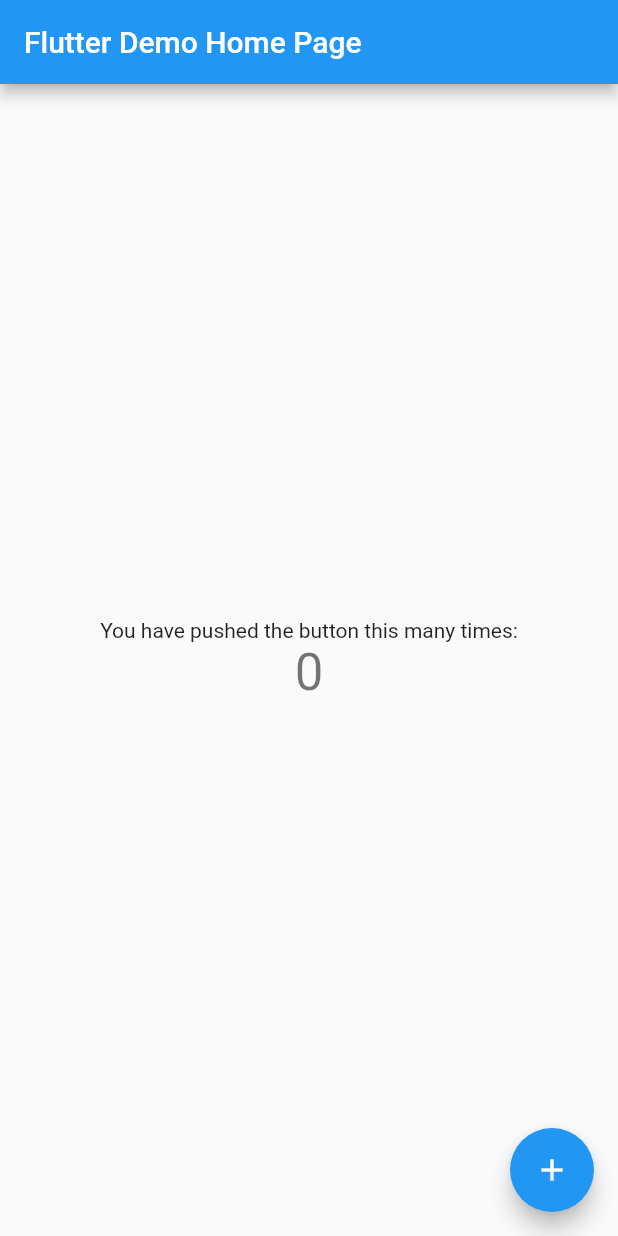
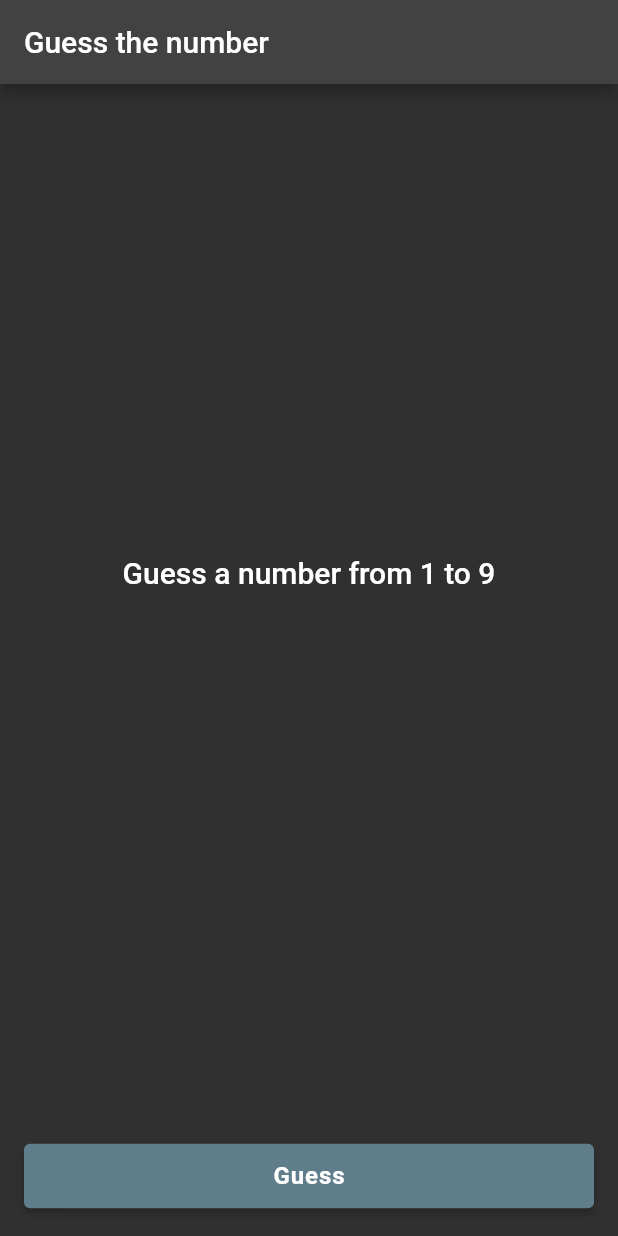
Before and after one commit to RafatMeraz/ostad-practice-projects, a Flutter app: the screen it shows after launch, on a phone screen of 412 x 824 dp. Run offline on Flutter 3.47's test engine with Material 2 defaults, Android fonts, the light colour scheme and no system bars.

Commit message:
guess the number project added

```diff
--- a/guess_the_number/lib/main.dart
+++ b/guess_the_number/lib/main.dart
@@ -1,115 +1,126 @@
+import 'dart:math';
+
 import 'package:flutter/material.dart';
 
+/*
+From this project, you will learn
+- Theme
+- use of function
+- Elevated button
+- Random from math
+- basic widgets like text, colum, expanded
+ */
+
 void main() {
-  runApp(const MyApp());
+  runApp(const GuessTheNumberApp());
 }
 
-class MyApp extends StatelessWidget {
-  const MyApp({super.key});
+class GuessTheNumberApp extends StatelessWidget {
+  const GuessTheNumberApp({Key? key}) : super(key: key);
 
-  // This widget is the root of your application.
   @override
   Widget build(BuildContext context) {
     return MaterialApp(
-      title: 'Flutter Demo',
       theme: ThemeData(
-        // This is the theme of your application.
-        //
-        // Try running your application with "flutter run". You'll see the
-        // application has a blue toolbar. Then, without quitting the app, try
-        // changing the primarySwatch below to Colors.green and then invoke
-        // "hot reload" (press "r" in the console where you ran "flutter run",
-        // or simply save your changes to "hot reload" in a Flutter IDE).
-        // Notice that the counter didn't reset back to zero; the application
-        // is not restarted.
-        primarySwatch: Colors.blue,
+        brightness: Brightness.light,
+        primarySwatch: Colors.purple,
+        elevatedButtonTheme: ElevatedButtonThemeData(
+          style: ElevatedButton.styleFrom(
+            padding: const EdgeInsets.symmetric(vertical: 12),
+            textStyle: const TextStyle(
+              fontSize: 16,
+              fontWeight: FontWeight.w600,
+              letterSpacing: .6,
+            ),
+          ),
+        ),
+        textTheme: const TextTheme(
+            // by default there are several default text styles like titleLarge
+            // you can access all of these by Theme.of(context).textTheme.yourDesireStyle
+            // even you can customize a previous style
+            ),
       ),
-      home: const MyHomePage(title: 'Flutter Demo Home Page'),
+      darkTheme: ThemeData(
+        primarySwatch: Colors.blueGrey,
+        brightness: Brightness.dark,
+        elevatedButtonTheme: ElevatedButtonThemeData(
+          style: ElevatedButton.styleFrom(
+            padding: const EdgeInsets.symmetric(vertical: 12),
+            textStyle: const TextStyle(
+              fontSize: 16,
+              fontWeight: FontWeight.w600,
+              letterSpacing: .6,
+            ),
+          ),
+        ),
+        textTheme: const TextTheme(
+            // by default there are several default text styles like titleLarge
+            // you can access all of these by Theme.of(context).textTheme.yourDesireStyle
+            // even you can customize a previous style
+            ),
+      ),
+      themeMode: ThemeMode.dark, //  you can change theme by changing value .light/.dark
+      home: const HomeScreen(),
     );
   }
 }
 
-class MyHomePage extends StatefulWidget {
-  const MyHomePage({super.key, required this.title});
-
-  // This widget is the home page of your application. It is stateful, meaning
-  // that it has a State object (defined below) that contains fields that affect
-  // how it looks.
-
-  // This class is the configuration for the state. It holds the values (in this
-  // case the title) provided by the parent (in this case the App widget) and
-  // used by the build method of the State. Fields in a Widget subclass are
-  // always marked "final".
-
-  final String title;
+class HomeScreen extends StatefulWidget {
+  const HomeScreen({Key? key}) : super(key: key);
 
   @override
-  State<MyHomePage> createState() => _MyHomePageState();
+  State<HomeScreen> createState() => _HomeScreenState();
 }
 
-class _MyHomePageState extends State<MyHomePage> {
-  int _counter = 0;
+class _HomeScreenState extends State<HomeScreen> {
+  int? number;
+  final Random random = Random();
 
-  void _incrementCounter() {
-    setState(() {
-      // This call to setState tells the Flutter framework that something has
-      // changed in this State, which causes it to rerun the build method below
-      // so that the display can reflect the updated values. If we changed
-      // _counter without calling setState(), then the build method would not be
-      // called again, and so nothing would appear to happen.
-      _counter++;
-    });
+  // this function used for the generating a random number 1..9 for guess
+  void guessNumber() {
+    number = random.nextInt(10); // here 10 in not included, means inclusive
+    setState(() {});
   }
 
   @override
   Widget build(BuildContext context) {
-    // This method is rerun every time setState is called, for instance as done
-    // by the _incrementCounter method above.
-    //
-    // The Flutter framework has been optimized to make rerunning build methods
-    // fast, so that you can just rebuild anything that needs updating rather
-    // than having to individually change instances of widgets.
     return Scaffold(
       appBar: AppBar(
-        // Here we take the value from the MyHomePage object that was created by
-        // the App.build method, and use it to set our appbar title.
-        title: Text(widget.title),
+        title: const Text('Guess the number'),
       ),
-      body: Center(
-        // Center is a layout widget. It takes a single child and positions it
-        // in the middle of the parent.
+      body: Padding(
+        padding: const EdgeInsets.all(16.0),
         child: Column(
-          // Column is also a layout widget. It takes a list of children and
-          // arranges them vertically. By default, it sizes itself to fit its
-          // children horizontally, and tries to be as tall as its parent.
-          //
-          // Invoke "debug painting" (press "p" in the console, choose the
-          // "Toggle Debug Paint" action from the Flutter Inspector in Android
-          // Studio, or the "Toggle Debug Paint" command in Visual Studio Code)
-          // to see the wireframe for each widget.
-          //
-          // Column has various properties to control how it sizes itself and
-          // how it positions its children. Here we use mainAxisAlignment to
-          // center the children vertically; the main axis here is the vertical
-          // axis because Columns are vertical (the cross axis would be
-          // horizontal).
-          mainAxisAlignment: MainAxisAlignment.center,
-          children: <Widget>[
-            const Text(
-              'You have pushed the button this many times:',
+          children: [
+            Expanded(
+              child: Column(
+                mainAxisAlignment: MainAxisAlignment.center,
+                children: [
+                  Text(
+                    'Guess a number from 1 to 9',
+                    style: Theme.of(context).textTheme.titleLarge,
+                    textAlign: TextAlign.center,
+                  ),
+                  const SizedBox(
+                    height: 16,
+                  ),
+                  Text(
+                    '${number ?? ''}',
+                    style: Theme.of(context).textTheme.headline3,
+                  ),
+                ],
+              ),
             ),
-            Text(
-              '$_counter',
-              style: Theme.of(context).textTheme.headline4,
+            SizedBox(
+              width: double.infinity,
+              child: ElevatedButton(
+                onPressed: () => guessNumber(),
+                child: const Text('Guess'),
+              ),
             ),
           ],
         ),
       ),
-      floatingActionButton: FloatingActionButton(
-        onPressed: _incrementCounter,
-        tooltip: 'Increment',
-        child: const Icon(Icons.add),
-      ), // This trailing comma makes auto-formatting nicer for build methods.
     );
   }
 }
```
